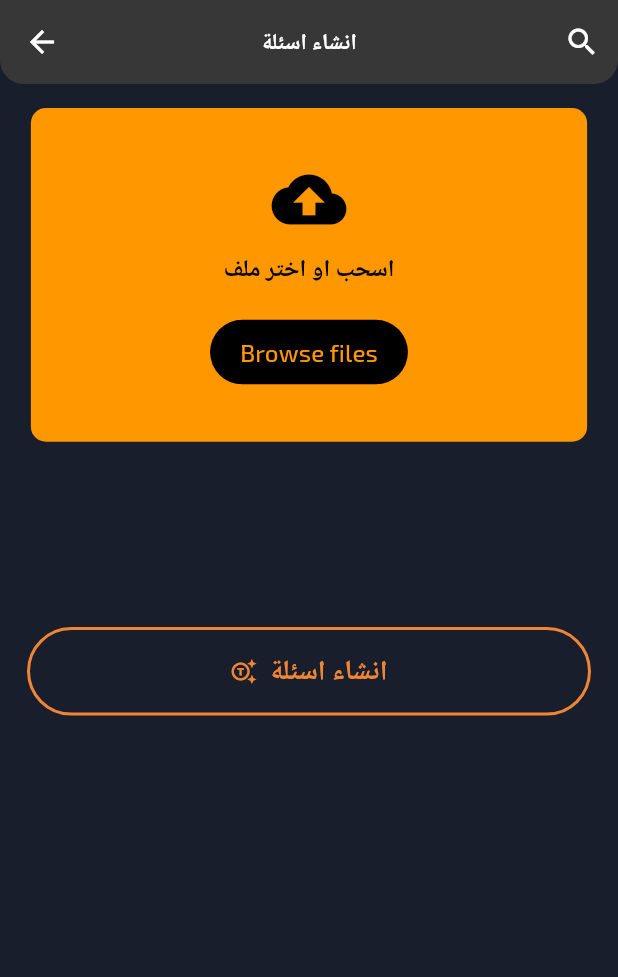
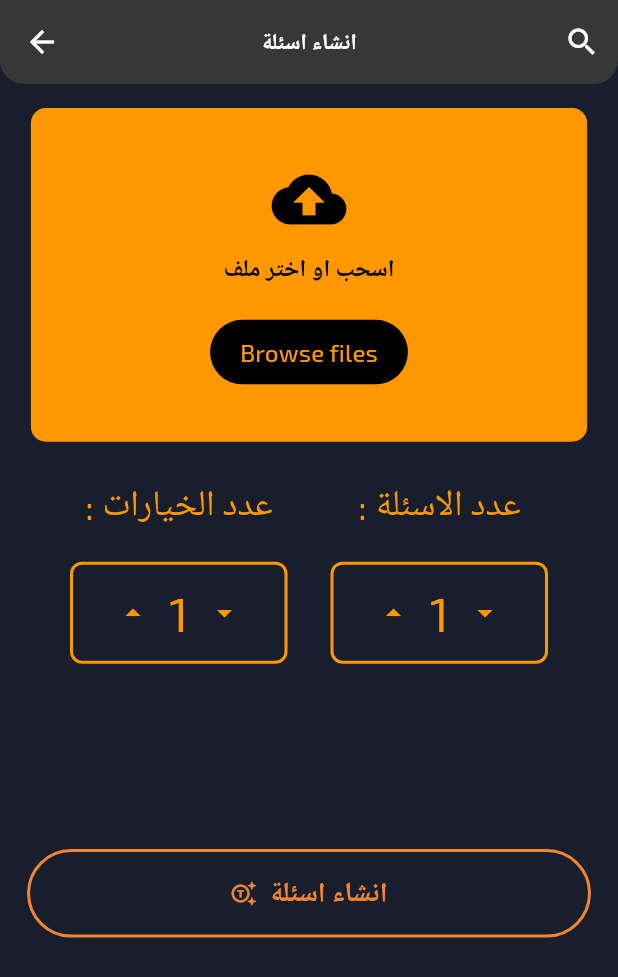
Before and after one commit to Taha12aas/userqueize, a Flutter app: the QuestionGenerateView screen opened by its route, on a phone screen of 412 x 824 dp. Shown: the top 977 px of the screen. Run offline on Flutter 3.47's test engine with Material 3 defaults, Android fonts, the phone set to English and light mode, and no system bars; missing offline and left inert: font_awesome_icon_class; project files that could hold a hidden picture were left out.

Commit message:
add CounterColumn in QuestionGenerateView

```diff
--- a/lib/Mobile/views/question_generate_view.dart
+++ b/lib/Mobile/views/question_generate_view.dart
@@ -2,6 +2,7 @@ import 'package:flutter/material.dart';
 import 'package:userqueize/Mobile/views/create_subject_questions_view.dart';
 import 'package:userqueize/Mobile/widgets/log_in_view/custom_button.dart';
 import 'package:userqueize/Mobile/widgets/question_generate_view/container_file_upload.dart';
+import 'package:userqueize/Mobile/widgets/question_generate_view/counter_column.dart';
 import 'package:userqueize/utils/custom_app_bar.dart';
 
 class QuestionGenerateView extends StatelessWidget {
@@ -21,6 +22,14 @@ class QuestionGenerateView extends StatelessWidget {
                 height: 16,
               ),
               const ContainerFileUpload(),
+              const SizedBox(height: 25,),
+              const Row(mainAxisAlignment: MainAxisAlignment.spaceEvenly,
+                children: [
+                  CounterColumn(title: ': عدد الخيارات',),
+
+                  CounterColumn(title: ': عدد الاسئلة',),
+                ],
+              ),
               SizedBox(height: MediaQuery.sizeOf(context).height*0.15,),
               CustomButton(
                   onPressed: () {
--- /dev/null
+++ b/lib/Mobile/widgets/question_generate_view/counter_column.dart
@@ -0,0 +1,58 @@
+import 'package:flutter/material.dart';
+
+class CounterColumn extends StatefulWidget {
+  const CounterColumn({super.key, required this.title});
+  final String title;
+  @override
+  State<CounterColumn> createState() => _CounterColumnState();
+}
+
+class _CounterColumnState extends State<CounterColumn> {
+   int _currentValue = 1;
+
+  @override
+  Widget build(BuildContext context) {
+    return Column(
+    mainAxisAlignment: MainAxisAlignment.center,
+    children: [
+       Text(
+        widget.title,
+        style: const TextStyle(color: Colors.orange, fontSize: 24),
+      ),
+      const SizedBox(height: 20),
+      Container(
+        decoration: BoxDecoration(
+          border: Border.all(color: Colors.orange, width: 2),
+          borderRadius: BorderRadius.circular(8),
+        ),
+        padding: const EdgeInsets.symmetric(horizontal: 16, vertical: 8),
+        child: Row(
+          mainAxisSize: MainAxisSize.min,
+          children: [
+            IconButton(
+              icon: const Icon(Icons.arrow_drop_up, color: Colors.orange),
+              onPressed: () {
+                setState(() {
+                  if (_currentValue < 50) _currentValue++;
+                });
+              },
+            ),
+            Text(
+              '$_currentValue',
+              style: const TextStyle(color: Colors.orange, fontSize: 32),
+            ),
+            IconButton(
+              icon: const Icon(Icons.arrow_drop_down, color: Colors.orange),
+              onPressed: () {
+                setState(() {
+                  if (_currentValue > 1) _currentValue--;
+                });
+              },
+            ),
+          ],
+        ),
+      ),
+    ],
+  );
+  }
+}
```
